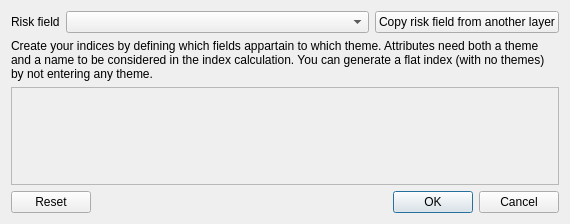
The window that svir/ui/ui_create_weight_tree.ui (gem/oq-irmt-qgis) describes before a commit, drawn with Qt 5.
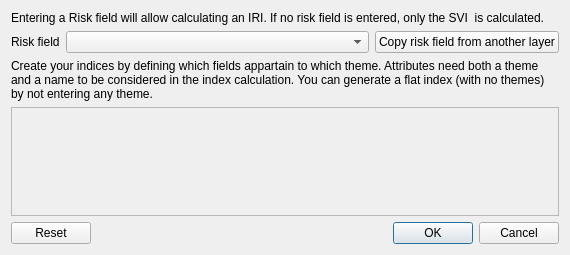
The same window after the commit.

Commit message: fixed generation of too many IRI fields.

```diff
--- a/svir/ui/ui_create_weight_tree.ui
+++ b/svir/ui/ui_create_weight_tree.ui
@@ -10,7 +10,7 @@
     <x>0</x>
     <y>0</y>
     <width>570</width>
-    <height>220</height>
+    <height>255</height>
    </rect>
   </property>
   <property name="sizePolicy">
@@ -23,6 +23,16 @@
    <string>Define model structure</string>
   </property>
   <layout class="QVBoxLayout" name="verticalLayout">
+   <item>
+    <widget class="QLabel" name="label_3">
+     <property name="text">
+      <string>Entering a Risk field will allow calculating an IRI. If no risk field is entered, only the SVI  is calculated.</string>
+     </property>
+     <property name="wordWrap">
+      <bool>true</bool>
+     </property>
+    </widget>
+   </item>
    <item>
     <layout class="QHBoxLayout" name="horizontalLayout">
      <item>
@@ -84,7 +94,7 @@
         <x>0</x>
         <y>0</y>
         <width>550</width>
-        <height>75</height>
+        <height>70</height>
        </rect>
       </property>
       <layout class="QGridLayout" name="gridLayout">
```
The commit also changes 5 other files.
